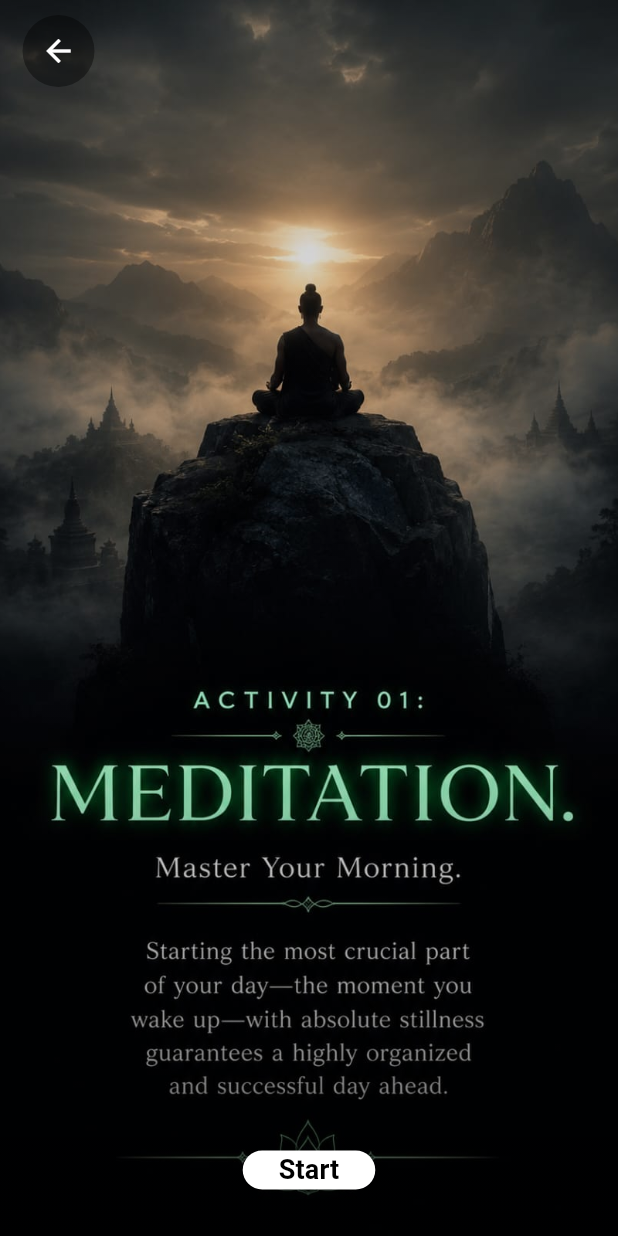
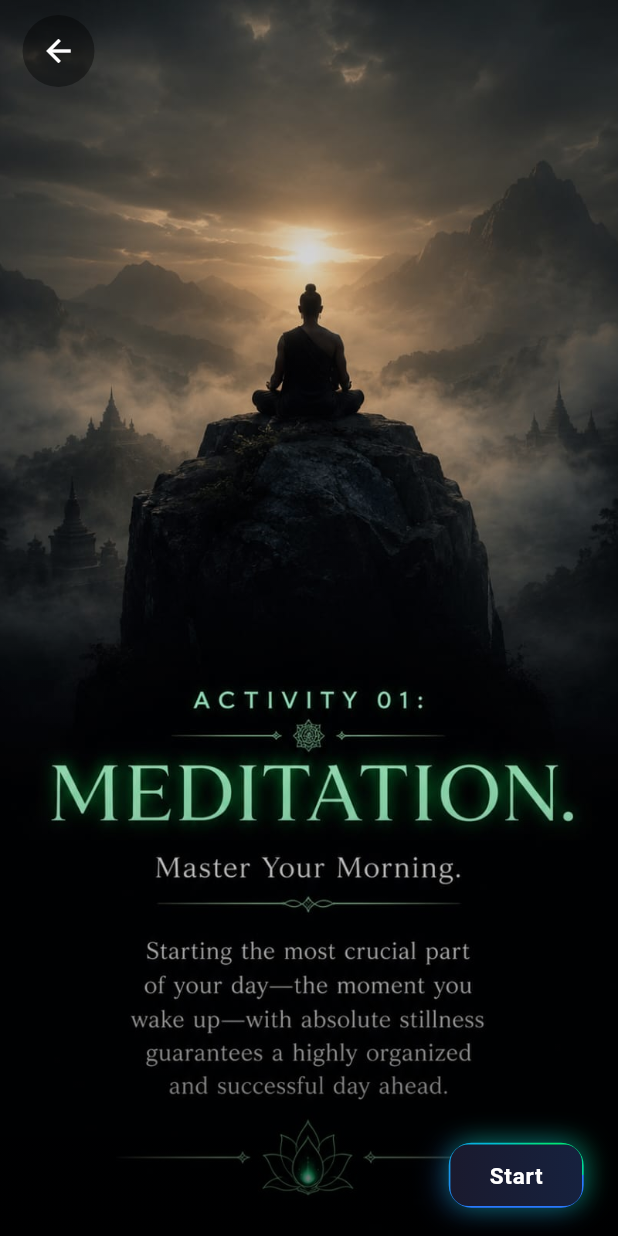
Before and after one commit to Nimradha/mind_focus_app, a Flutter app: the HomeScreen screen opened directly, after a tap on "Start", on a phone screen of 412 x 824 dp. Run offline on Flutter 3.47's test engine with Material 3 defaults, Android fonts, the phone set to English and light mode, and no system bars; our stand-ins replace audioplayers, cloud_firestore, confetti, firebase_auth, firebase_core, google_sign_in and 1 more; missing offline and left inert: alarm, flutter_facebook_auth, syncfusion_flutter_pdfviewer; accounts and stored records are empty.

Commit message:
Added animated routes and glowing buttons

```diff
--- a/lib/screens/home_screen.dart
+++ b/lib/screens/home_screen.dart
@@ -3,6 +3,7 @@ import 'package:firebase_auth/firebase_auth.dart';
 import 'package:cloud_firestore/cloud_firestore.dart';
 import 'details.dart';
 import 'task_intro_screen.dart';
+import '../widgets/animated_page_route.dart';
 import 'achievement_screen.dart';
 import 'package:audioplayers/audioplayers.dart' hide Source;
 import 'word_game_screen.dart';
@@ -728,8 +729,8 @@ class _HomeScreenState extends State<HomeScreen> {
               // Navigate to intro screen (first 3 days) or directly to details
               final result = await Navigator.push(
                 context,
-                MaterialPageRoute(
-                  builder: (context) => _shouldShowIntro(index)
+                AnimatedPageRoute(
+                  page: _shouldShowIntro(index)
                       ? TaskIntroScreen(exercise: exercise)
                       : TaskDetailScreen(exercise: exercise),
                 ),
--- a/lib/screens/imagination_intro_screen.dart
+++ b/lib/screens/imagination_intro_screen.dart
@@ -1,6 +1,8 @@
 import 'package:flutter/material.dart';
 import 'home_screen.dart';
 import 'details.dart';
+import '../widgets/animated_start_button.dart';
+import '../widgets/animated_page_route.dart';
 
 class ImaginationIntroScreen extends StatefulWidget {
   final Exercise exercise;
@@ -101,26 +103,19 @@ class _ImaginationIntroScreenState extends State<ImaginationIntroScreen> {
               ),
             ),
 
-          // 5. Start Button at the bottom - only on Page 2 (imagination2)
+          // 5. Start Button at the bottom right - only on Page 2 (imagination2)
           if (_currentPage == 1)
             Positioned(
-              bottom: 0,
-              left: 0,
-              right: 0,
+              bottom: 20,
+              right: 24,
               child: SafeArea(
                 top: false,
-                child: Padding(
-                  padding: const EdgeInsets.symmetric(
-                      horizontal: 24.0, vertical: 20.0),
-                  child: Column(
-                    mainAxisSize: MainAxisSize.min,
-                    children: [
-                      ElevatedButton(
+                child: AnimatedStartButton(
                   onPressed: () async {
                     final navigator = Navigator.of(context);
                     final result = await navigator.push(
-                            MaterialPageRoute(
-                              builder: (context) => TaskDetailScreen(
+                      AnimatedPageRoute(
+                        page: TaskDetailScreen(
                           exercise: widget.exercise,
                         ),
                       ),
@@ -130,25 +125,6 @@ class _ImaginationIntroScreenState extends State<ImaginationIntroScreen> {
                       navigator.pop(true);
                     }
                   },
-                        style: ElevatedButton.styleFrom(
-                          backgroundColor: Colors.white,
-                          foregroundColor: Colors.black,
-                          minimumSize: const Size(50, 13),
-                          shape: RoundedRectangleBorder(
-                            borderRadius: BorderRadius.circular(30),
-                          ),
-                          elevation: 4,
-                        ),
-                        child: const Text(
-                          "Start",
-                          style: TextStyle(
-                            fontSize: 18,
-                            fontWeight: FontWeight.bold,
-                          ),
-                        ),
-                      ),
-                    ],
-                  ),
                 ),
               ),
             ),
--- a/lib/screens/labeling_intro_screen.dart
+++ b/lib/screens/labeling_intro_screen.dart
@@ -1,6 +1,8 @@
 import 'package:flutter/material.dart';
 import 'home_screen.dart';
 import 'details.dart';
+import '../widgets/animated_start_button.dart';
+import '../widgets/animated_page_route.dart';
 
 class LabelingIntroScreen extends StatefulWidget {
   final Exercise exercise;
@@ -101,26 +103,19 @@ class _LabelingIntroScreenState extends State<LabelingIntroScreen> {
               ),
             ),
 
-          // 5. Start Button at the bottom - only on Page 2 (labeling2)
+          // 5. Start Button at the bottom right - only on Page 2 (labeling2)
           if (_currentPage == 1)
             Positioned(
-              bottom: 0,
-              left: 0,
-              right: 0,
+              bottom: 20,
+              right: 24,
               child: SafeArea(
                 top: false,
-                child: Padding(
-                  padding: const EdgeInsets.symmetric(
-                      horizontal: 24.0, vertical: 20.0),
-                  child: Column(
-                    mainAxisSize: MainAxisSize.min,
-                    children: [
-                      ElevatedButton(
+                child: AnimatedStartButton(
                   onPressed: () async {
                     final navigator = Navigator.of(context);
                     final result = await navigator.push(
-                            MaterialPageRoute(
-                              builder: (context) => TaskDetailScreen(
+                      AnimatedPageRoute(
+                        page: TaskDetailScreen(
                           exercise: widget.exercise,
                         ),
                       ),
@@ -130,25 +125,6 @@ class _LabelingIntroScreenState extends State<LabelingIntroScreen> {
                       navigator.pop(true);
                     }
                   },
-                        style: ElevatedButton.styleFrom(
-                          backgroundColor: Colors.white,
-                          foregroundColor: Colors.black,
-                          minimumSize: const Size(50, 13),
-                          shape: RoundedRectangleBorder(
-                            borderRadius: BorderRadius.circular(30),
-                          ),
-                          elevation: 4,
-                        ),
-                        child: const Text(
-                          "Start",
-                          style: TextStyle(
-                            fontSize: 18,
-                            fontWeight: FontWeight.bold,
-                          ),
-                        ),
-                      ),
-                    ],
-                  ),
                 ),
               ),
             ),
--- a/lib/screens/task_intro_screen.dart
+++ b/lib/screens/task_intro_screen.dart
@@ -3,6 +3,8 @@ import 'home_screen.dart';
 import 'details.dart';
 import 'labeling_intro_screen.dart';
 import 'imagination_intro_screen.dart';
+import '../widgets/animated_start_button.dart';
+import '../widgets/animated_page_route.dart';
 
 class TaskIntroScreen extends StatefulWidget {
   final Exercise exercise;
@@ -122,24 +124,18 @@ class _TaskIntroScreenState extends State<TaskIntroScreen> {
             ),
           ),
 
-          // 4. Start Button at the bottom
+          // 4. Start Button at the bottom right
           Positioned(
-            bottom: 0,
-            left: 0,
-            right: 0,
+            bottom: 20,
+            right: 24,
             child: SafeArea(
               top: false,
-              child: Padding(
-                padding: const EdgeInsets.symmetric(horizontal: 24.0, vertical: 20.0),
-                child: Column(
-                  mainAxisSize: MainAxisSize.min,
-                  children: [
-                    ElevatedButton(
+              child: AnimatedStartButton(
                 onPressed: () async {
                   final navigator = Navigator.of(context);
                   final result = await navigator.push(
-                          MaterialPageRoute(
-                            builder: (context) => TaskDetailScreen(
+                    AnimatedPageRoute(
+                      page: TaskDetailScreen(
                         exercise: widget.exercise,
                       ),
                     ),
@@ -149,25 +145,6 @@ class _TaskIntroScreenState extends State<TaskIntroScreen> {
                     navigator.pop(true);
                   }
                 },
-                      style: ElevatedButton.styleFrom(
-                        backgroundColor: Colors.white,
-                        foregroundColor: Colors.black,
-                        minimumSize: const Size(50,13),
-                        shape: RoundedRectangleBorder(
-                          borderRadius: BorderRadius.circular(30),
-                        ),
-                        elevation: 4,
-                      ),
-                      child: const Text(
-                        "Start",
-                        style: TextStyle(
-                          fontSize: 18,
-                          fontWeight: FontWeight.bold,
-                        ),
-                      ),
-                    ),
-                  ],
-                ),
               ),
             ),
           ),
--- /dev/null
+++ b/lib/widgets/animated_page_route.dart
@@ -0,0 +1,51 @@
+import 'package:flutter/material.dart';
+
+/// A premium page route transition that combines a slide-up, fade-in,
+/// and subtle scale effect for a smooth, polished screen entry.
+class AnimatedPageRoute<T> extends PageRouteBuilder<T> {
+  final Widget page;
+
+  AnimatedPageRoute({required this.page})
+      : super(
+          pageBuilder: (context, animation, secondaryAnimation) => page,
+          transitionDuration: const Duration(milliseconds: 500),
+          reverseTransitionDuration: const Duration(milliseconds: 350),
+          transitionsBuilder: (context, animation, secondaryAnimation, child) {
+            // Curved animation for a natural feel
+            final curved = CurvedAnimation(
+              parent: animation,
+              curve: Curves.easeOutCubic,
+              reverseCurve: Curves.easeInCubic,
+            );
+
+            // 1. Slide up from 15% below
+            final slideAnimation = Tween<Offset>(
+              begin: const Offset(0.0, 0.15),
+              end: Offset.zero,
+            ).animate(curved);
+
+            // 2. Fade in
+            final fadeAnimation = Tween<double>(
+              begin: 0.0,
+              end: 1.0,
+            ).animate(curved);
+
+            // 3. Subtle scale from 95% to 100%
+            final scaleAnimation = Tween<double>(
+              begin: 0.95,
+              end: 1.0,
+            ).animate(curved);
+
+            return SlideTransition(
+              position: slideAnimation,
+              child: FadeTransition(
+                opacity: fadeAnimation,
+                child: ScaleTransition(
+                  scale: scaleAnimation,
+                  child: child,
+                ),
+              ),
+            );
+          },
+        );
+}
--- /dev/null
+++ b/lib/widgets/animated_start_button.dart
@@ -0,0 +1,189 @@
+import 'package:flutter/material.dart';
+import 'dart:math' as math;
+
+class AnimatedStartButton extends StatefulWidget {
+  final VoidCallback onPressed;
+  final String label;
+
+  const AnimatedStartButton({
+    super.key,
+    required this.onPressed,
+    this.label = "Start",
+  });
+
+  @override
+  State<AnimatedStartButton> createState() => _AnimatedStartButtonState();
+}
+
+class _AnimatedStartButtonState extends State<AnimatedStartButton>
+    with SingleTickerProviderStateMixin {
+  late AnimationController _controller;
+  bool _isPressed = false;
+
+  // ── Color palette (blue ↔ green) ──
+  static const Color _blue = Color(0xFF2979FF);
+  static const Color _green = Color(0xFF00E676);
+  static const Color _cyan = Color(0xFF00BCD4);
+
+  @override
+  void initState() {
+    super.initState();
+    _controller = AnimationController(
+      vsync: this,
+      duration: const Duration(milliseconds: 2800),
+    )..repeat();
+  }
+
+  @override
+  void dispose() {
+    _controller.dispose();
+    super.dispose();
+  }
+
+  @override
+  Widget build(BuildContext context) {
+    return AnimatedBuilder(
+      animation: _controller,
+      builder: (context, _) {
+        final double t = _controller.value;
+        final double angle = t * 2 * math.pi;
+
+        // Moving glow offset (orbits around the button)
+        final double glowX = math.cos(angle) * 5;
+        final double glowY = math.sin(angle) * 3;
+
+        // Gradient rotation for the border
+        final double sweep = t * 2 * math.pi;
+
+        return GestureDetector(
+          onTapDown: (_) => setState(() => _isPressed = true),
+          onTapUp: (_) {
+            setState(() => _isPressed = false);
+            widget.onPressed();
+          },
+          onTapCancel: () => setState(() => _isPressed = false),
+          child: AnimatedScale(
+            scale: _isPressed ? 1.06 : 1.0,
+            duration: const Duration(milliseconds: 130),
+            curve: Curves.easeOutCubic,
+            child: Container(
+              decoration: BoxDecoration(
+                borderRadius: BorderRadius.circular(14),
+                boxShadow: [
+                  // Primary orbiting glow (blue side)
+                  BoxShadow(
+                    color: _blue.withOpacity(_isPressed ? 0.55 : 0.35),
+                    blurRadius: _isPressed ? 22 : 16,
+                    spreadRadius: _isPressed ? 2 : 1,
+                    offset: Offset(glowX, glowY),
+                  ),
+                  // Secondary orbiting glow (green side)
+                  BoxShadow(
+                    color: _green.withOpacity(_isPressed ? 0.50 : 0.30),
+                    blurRadius: _isPressed ? 20 : 14,
+                    spreadRadius: _isPressed ? 2 : 1,
+                    offset: Offset(-glowX, -glowY),
+                  ),
+                  // Ambient glow
+                  BoxShadow(
+                    color: _cyan.withOpacity(_isPressed ? 0.25 : 0.12),
+                    blurRadius: 12,
+                    spreadRadius: 0,
+                  ),
+                ],
+              ),
+              child: CustomPaint(
+                painter: _GradientBorderPainter(
+                  sweepAngle: sweep,
+                  isPressed: _isPressed,
+                  blue: _blue,
+                  green: _green,
+                  cyan: _cyan,
+                ),
+                child: Container(
+                  padding: const EdgeInsets.symmetric(
+                    horizontal: 26,
+                    vertical: 10,
+                  ),
+                  decoration: BoxDecoration(
+                    borderRadius: BorderRadius.circular(12),
+                    // When pressed → fill with gradient; default → dark
+                    gradient: _isPressed
+                        ? LinearGradient(
+                            begin: Alignment(
+                              math.cos(sweep),
+                              math.sin(sweep),
+                            ),
+                            end: Alignment(
+                              -math.cos(sweep),
+                              -math.sin(sweep),
+                            ),
+                            colors: const [_blue, _cyan, _green],
+                          )
+                        : const LinearGradient(
+                            colors: [
+                              Color(0xFF1A1A2E),
+                              Color(0xFF16213E),
+                            ],
+                          ),
+                  ),
+                  child: Text(
+                    widget.label,
+                    style: const TextStyle(
+                      fontSize: 15,
+                      fontWeight: FontWeight.w600,
+                      color: Colors.white,
+                      letterSpacing: 0.5,
+                      decoration: TextDecoration.none,
+                    ),
+                  ),
+                ),
+              ),
+            ),
+          ),
+        );
+      },
+    );
+  }
+}
+
+/// Paints a rotating gradient border around the button.
+class _GradientBorderPainter extends CustomPainter {
+  final double sweepAngle;
+  final bool isPressed;
+  final Color blue;
+  final Color green;
+  final Color cyan;
+
+  _GradientBorderPainter({
+    required this.sweepAngle,
+    required this.isPressed,
+    required this.blue,
+    required this.green,
+    required this.cyan,
+  });
+
+  @override
+  void paint(Canvas canvas, Size size) {
+    final rect = Offset.zero & size;
+    final rrect = RRect.fromRectAndRadius(rect, const Radius.circular(14));
+
+    final gradient = SweepGradient(
+      startAngle: sweepAngle,
+      endAngle: sweepAngle + 2 * math.pi,
+      colors: [blue, cyan, green, cyan, blue],
+      stops: const [0.0, 0.25, 0.5, 0.75, 1.0],
+      tileMode: TileMode.clamp,
+    );
+
+    final paint = Paint()
+      ..shader = gradient.createShader(rect)
+      ..style = PaintingStyle.stroke
+      ..strokeWidth = isPressed ? 2.8 : 2.2;
+
+    canvas.drawRRect(rrect, paint);
+  }
+
+  @override
+  bool shouldRepaint(_GradientBorderPainter oldDelegate) => true;
+}
```
Lines whose indentation alone changed are shown as unchanged.
